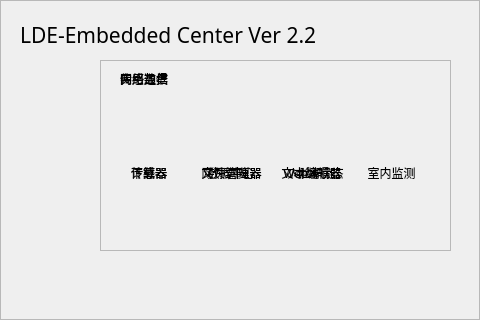
xuzhuoyi/LDE-Embedded, file src/ldecenter/form.ui: the form before one commit.
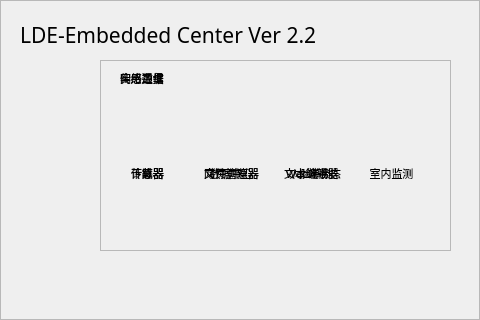
The form after the commit. Icons and pictures are not drawn. Custom widgets are drawn as their Qt base class.

Diff of the .ui file:
```diff
--- a/src/ldecenter/form.ui
+++ b/src/ldecenter/form.ui
@@ -213,6 +213,11 @@
        <height>17</height>
       </rect>
      </property>
+     <property name="font">
+      <font>
+       <pointsize>8</pointsize>
+      </font>
+     </property>
      <property name="text">
       <string>实用工具</string>
      </property>
@@ -226,6 +231,11 @@
        <height>16</height>
       </rect>
      </property>
+     <property name="font">
+      <font>
+       <pointsize>8</pointsize>
+      </font>
+     </property>
      <property name="text">
       <string>计算器</string>
      </property>
@@ -239,6 +249,11 @@
        <height>16</height>
       </rect>
      </property>
+     <property name="font">
+      <font>
+       <pointsize>8</pointsize>
+      </font>
+     </property>
      <property name="text">
       <string>文件管理器</string>
      </property>
@@ -255,6 +270,11 @@
        <height>16</height>
       </rect>
      </property>
+     <property name="font">
+      <font>
+       <pointsize>8</pointsize>
+      </font>
+     </property>
      <property name="text">
       <string>文本编辑器</string>
      </property>
@@ -366,6 +386,11 @@
        <height>17</height>
       </rect>
      </property>
+     <property name="font">
+      <font>
+       <pointsize>8</pointsize>
+      </font>
+     </property>
      <property name="text">
       <string>网络通信</string>
      </property>
@@ -379,6 +404,11 @@
        <height>16</height>
       </rect>
      </property>
+     <property name="font">
+      <font>
+       <pointsize>8</pointsize>
+      </font>
+     </property>
      <property name="text">
       <string>下载器</string>
      </property>
@@ -392,6 +422,11 @@
        <height>16</height>
       </rect>
      </property>
+     <property name="font">
+      <font>
+       <pointsize>8</pointsize>
+      </font>
+     </property>
      <property name="text">
       <string>网页浏览器</string>
      </property>
@@ -408,6 +443,11 @@
        <height>16</height>
       </rect>
      </property>
+     <property name="font">
+      <font>
+       <pointsize>8</pointsize>
+      </font>
+     </property>
      <property name="text">
       <string>Web端状态</string>
      </property>
@@ -557,6 +597,11 @@
        <height>17</height>
       </rect>
      </property>
+     <property name="font">
+      <font>
+       <pointsize>8</pointsize>
+      </font>
+     </property>
      <property name="text">
       <string>传感数据</string>
      </property>
@@ -570,6 +615,11 @@
        <height>16</height>
       </rect>
      </property>
+     <property name="font">
+      <font>
+       <pointsize>8</pointsize>
+      </font>
+     </property>
      <property name="text">
       <string>传感器</string>
      </property>
@@ -583,6 +633,11 @@
        <height>16</height>
       </rect>
      </property>
+     <property name="font">
+      <font>
+       <pointsize>8</pointsize>
+      </font>
+     </property>
      <property name="text">
       <string>数据中心</string>
      </property>
@@ -599,6 +654,11 @@
        <height>16</height>
       </rect>
      </property>
+     <property name="font">
+      <font>
+       <pointsize>8</pointsize>
+      </font>
+     </property>
      <property name="text">
       <string>人脸识别</string>
      </property>
@@ -634,6 +694,11 @@
        <height>16</height>
       </rect>
      </property>
+     <property name="font">
+      <font>
+       <pointsize>8</pointsize>
+      </font>
+     </property>
      <property name="text">
       <string>室内监测</string>
      </property>
```
